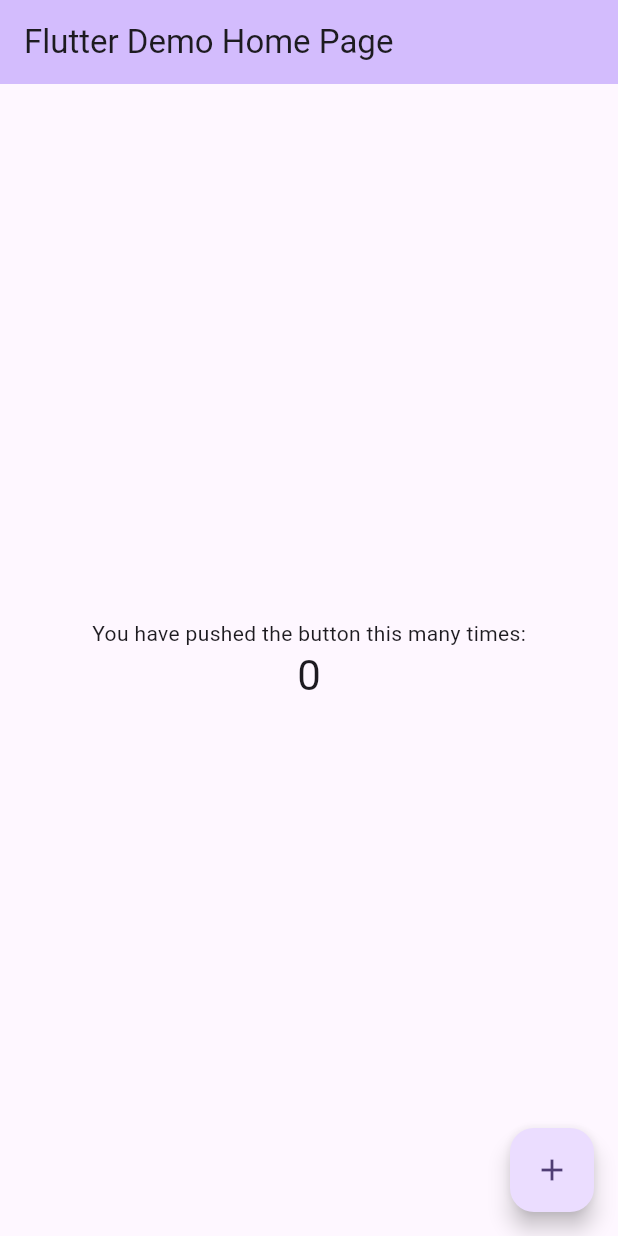
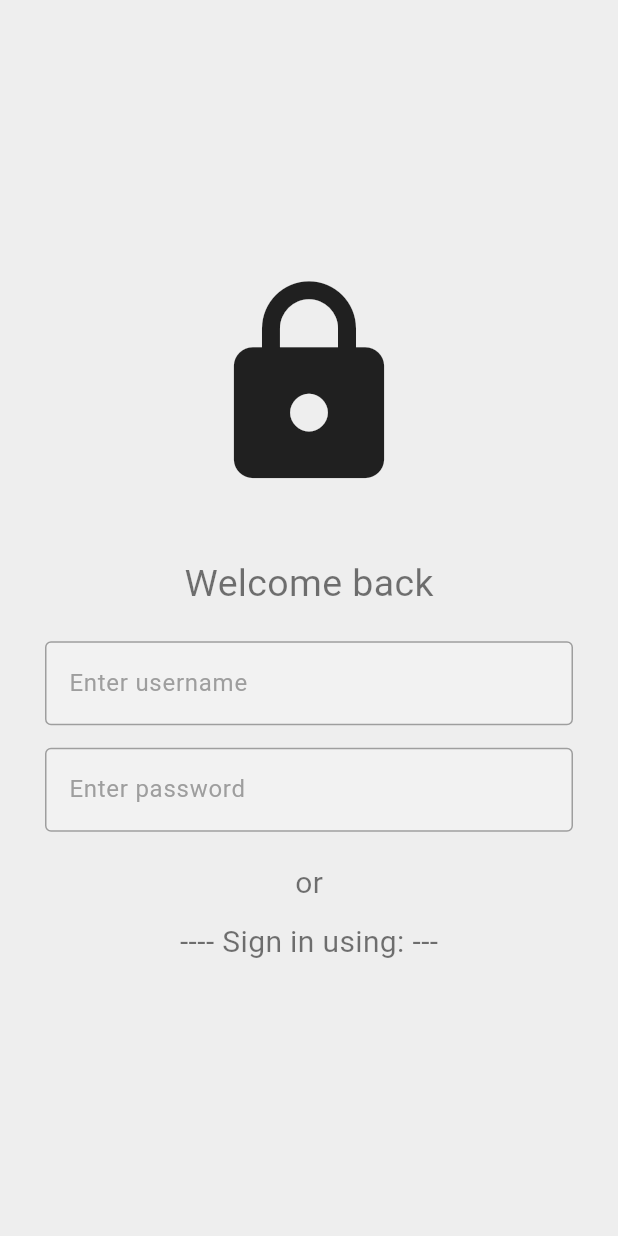
Before and after one commit to Chaitanya-Shinde/FlutterFirebase-AuthApp, a Flutter app: the screen it shows after launch, on a phone screen of 412 x 824 dp. Run offline on Flutter 3.47's test engine with Material 3 defaults, Android fonts, the phone set to English and light mode, and no system bars.

Commit message:
step2
login page ui

```diff
--- /dev/null
+++ b/auth_app/lib/components/my_text_field.dart
@@ -0,0 +1,39 @@
+import 'package:flutter/material.dart';
+
+class MyTextField extends StatelessWidget {
+  final controller;
+  final String hintText;
+  final bool obscureText;
+
+  const MyTextField({
+    super.key,
+    required this.controller,
+    required this.hintText,
+    required this.obscureText,
+  });
+
+  @override
+  Widget build(BuildContext context) {
+    return Padding(
+      padding: EdgeInsets.symmetric(horizontal: 30),
+      child: TextField(
+        controller: controller,
+        obscureText: obscureText,
+        decoration: InputDecoration(
+          filled: true,
+          fillColor: Colors.white24,
+          enabledBorder: const OutlineInputBorder(
+            borderSide: BorderSide(color: Colors.grey),
+          ),
+          focusedBorder: const OutlineInputBorder(
+            borderSide: BorderSide(color: Colors.black),
+          ),
+          hintText: hintText,
+          hintStyle: TextStyle(
+            color: Colors.grey,
+          ),
+        ),
+      ),
+    );
+  }
+}
--- a/auth_app/lib/main.dart
+++ b/auth_app/lib/main.dart
@@ -1,3 +1,4 @@
+import 'package:auth_app/pages/login_page.dart';
 import 'package:flutter/material.dart';
 
 void main() {
@@ -7,119 +8,16 @@ void main() {
 class MyApp extends StatelessWidget {
   const MyApp({super.key});
 
-  // This widget is the root of your application.
   @override
   Widget build(BuildContext context) {
     return MaterialApp(
       title: 'Flutter Demo',
       theme: ThemeData(
-        // This is the theme of your application.
-        //
-        // TRY THIS: Try running your application with "flutter run". You'll see
-        // the application has a purple toolbar. Then, without quitting the app,
-        // try changing the seedColor in the colorScheme below to Colors.green
-        // and then invoke "hot reload" (save your changes or press the "hot
-        // reload" button in a Flutter-supported IDE, or press "r" if you used
-        // the command line to start the app).
-        //
-        // Notice that the counter didn't reset back to zero; the application
-        // state is not lost during the reload. To reset the state, use hot
-        // restart instead.
-        //
-        // This works for code too, not just values: Most code changes can be
-        // tested with just a hot reload.
         colorScheme: ColorScheme.fromSeed(seedColor: Colors.deepPurple),
         useMaterial3: true,
       ),
-      home: const MyHomePage(title: 'Flutter Demo Home Page'),
+      debugShowCheckedModeBanner: false,
+      home: LoginPage(),
     );
   }
 }
-
-class MyHomePage extends StatefulWidget {
-  const MyHomePage({super.key, required this.title});
-
-  // This widget is the home page of your application. It is stateful, meaning
-  // that it has a State object (defined below) that contains fields that affect
-  // how it looks.
-
-  // This class is the configuration for the state. It holds the values (in this
-  // case the title) provided by the parent (in this case the App widget) and
-  // used by the build method of the State. Fields in a Widget subclass are
-  // always marked "final".
-
-  final String title;
-
-  @override
-  State<MyHomePage> createState() => _MyHomePageState();
-}
-
-class _MyHomePageState extends State<MyHomePage> {
-  int _counter = 0;
-
-  void _incrementCounter() {
-    setState(() {
-      // This call to setState tells the Flutter framework that something has
-      // changed in this State, which causes it to rerun the build method below
-      // so that the display can reflect the updated values. If we changed
-      // _counter without calling setState(), then the build method would not be
-      // called again, and so nothing would appear to happen.
-      _counter++;
-    });
-  }
-
-  @override
-  Widget build(BuildContext context) {
-    // This method is rerun every time setState is called, for instance as done
-    // by the _incrementCounter method above.
-    //
-    // The Flutter framework has been optimized to make rerunning build methods
-    // fast, so that you can just rebuild anything that needs updating rather
-    // than having to individually change instances of widgets.
-    return Scaffold(
-      appBar: AppBar(
-        // TRY THIS: Try changing the color here to a specific color (to
-        // Colors.amber, perhaps?) and trigger a hot reload to see the AppBar
-        // change color while the other colors stay the same.
-        backgroundColor: Theme.of(context).colorScheme.inversePrimary,
-        // Here we take the value from the MyHomePage object that was created by
-        // the App.build method, and use it to set our appbar title.
-        title: Text(widget.title),
-      ),
-      body: Center(
-        // Center is a layout widget. It takes a single child and positions it
-        // in the middle of the parent.
-        child: Column(
-          // Column is also a layout widget. It takes a list of children and
-          // arranges them vertically. By default, it sizes itself to fit its
-          // children horizontally, and tries to be as tall as its parent.
-          //
-          // Column has various properties to control how it sizes itself and
-          // how it positions its children. Here we use mainAxisAlignment to
-          // center the children vertically; the main axis here is the vertical
-          // axis because Columns are vertical (the cross axis would be
-          // horizontal).
-          //
-          // TRY THIS: Invoke "debug painting" (choose the "Toggle Debug Paint"
-          // action in the IDE, or press "p" in the console), to see the
-          // wireframe for each widget.
-          mainAxisAlignment: MainAxisAlignment.center,
-          children: <Widget>[
-            const Text(
-              'You have pushed the button this many times:',
-            ),
-            Text(
-              '$_counter',
-              style: Theme.of(context).textTheme.headlineMedium,
-            ),
-          ],
-        ),
-      ),
-      floatingActionButton: FloatingActionButton(
-        onPressed: _incrementCounter,
-        tooltip: 'Increment',
-        child: const Icon(Icons.add),
-      ), // This trailing comma makes auto-formatting nicer for build methods.
-    );
-  }
-}
--- /dev/null
+++ b/auth_app/lib/pages/login_page.dart
@@ -0,0 +1,78 @@
+import 'package:auth_app/components/my_text_field.dart';
+import 'package:flutter/material.dart';
+
+class LoginPage extends StatelessWidget {
+  LoginPage({
+    super.key,
+  });
+
+  final usernameTextController = TextEditingController();
+  final passwordTextController = TextEditingController();
+
+  @override
+  Widget build(BuildContext context) {
+    return Scaffold(
+      backgroundColor: Colors.grey[200],
+      body: SafeArea(
+        child: Center(
+          child: SingleChildScrollView(
+            child: Column(
+              children: [
+                const Icon(
+                  Icons.lock,
+                  size: 150,
+                ),
+                const SizedBox(
+                  height: 40,
+                ),
+                const Text(
+                  "Welcome back",
+                  style: TextStyle(
+                    fontSize: 25,
+                    color: Colors.black54,
+                  ),
+                ),
+                const SizedBox(
+                  height: 20,
+                ),
+                MyTextField(
+                  controller: usernameTextController,
+                  hintText: "Enter username",
+                  obscureText: false,
+                ),
+                const SizedBox(
+                  height: 15,
+                ),
+                MyTextField(
+                  controller: passwordTextController,
+                  hintText: "Enter password",
+                  obscureText: true,
+                ),
+                const SizedBox(
+                  height: 20,
+                ),
+                const Text(
+                  "or",
+                  style: TextStyle(
+                    fontSize: 20,
+                    color: Colors.black54,
+                  ),
+                ),
+                const SizedBox(
+                  height: 10,
+                ),
+                const Text(
+                  "---- Sign in using: ---",
+                  style: TextStyle(
+                    fontSize: 20,
+                    color: Colors.black54,
+                  ),
+                ),
+              ],
+            ),
+          ),
+        ),
+      ),
+    );
+  }
+}
--- a/auth_app/pubspec.yaml
+++ b/auth_app/pubspec.yaml
@@ -59,7 +59,8 @@ flutter:
   uses-material-design: true
 
   # To add assets to your application, add an assets section, like this:
-  # assets:
+  assets:
+    - lib/images/
   #   - images/a_dot_burr.jpeg
   #   - images/a_dot_ham.jpeg
 
```
Also changed, not shown: auth_app/lib/images/apple.png (added), auth_app/lib/images/facebook.png (added), auth_app/lib/images/google.png (added).
